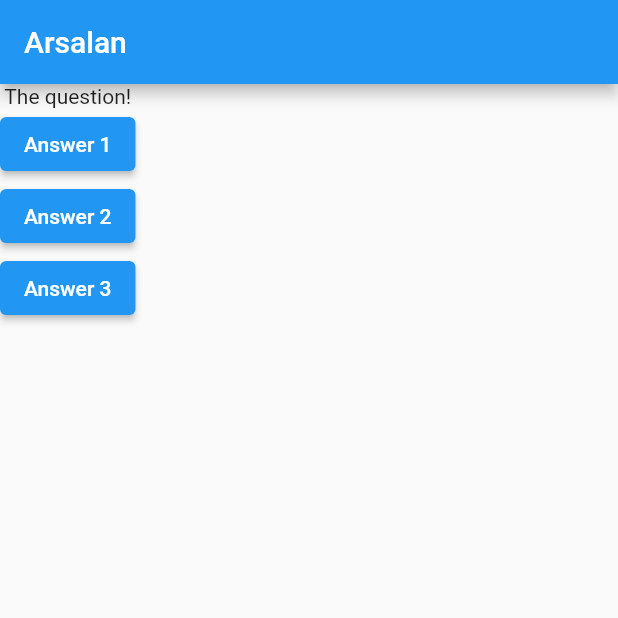
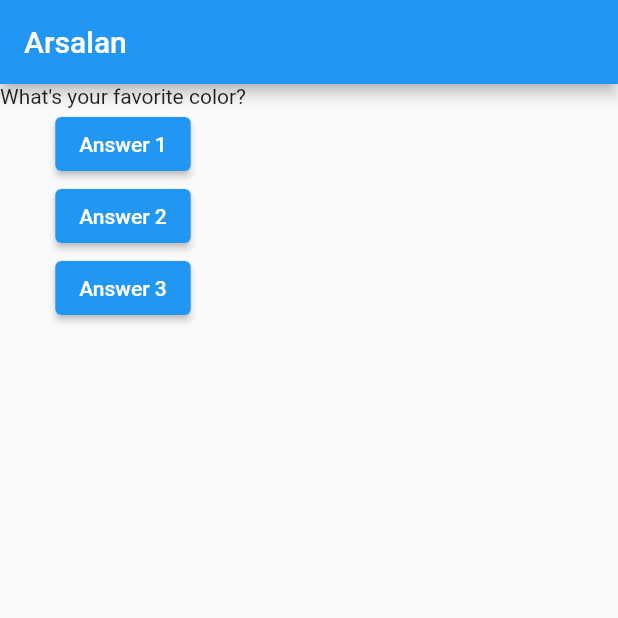
Before and after one commit to MalickArsalan/-Flutter-And-Dart-The-Complete-Guide, a Flutter app: the screen it shows after launch, after a tap on "Answer 1", on a phone screen of 412 x 824 dp, the top half of it. Run offline on Flutter 3.47's test engine with Material 2 defaults, Android fonts, the phone set to English and light mode, and no system bars.

Commit message:
Trying to Update Widget Data with StatelessWidget

```diff
--- a/2. Flutter Basics/Projects/flutter_complete_guide/lib/main.dart
+++ b/2. Flutter Basics/Projects/flutter_complete_guide/lib/main.dart
@@ -7,17 +7,19 @@ import 'package:flutter/material.dart';
 void main() => runApp(MyApp());
 
 class MyApp extends StatelessWidget {
-  final List<String> questions = [
-    'What\'s your favorite color?',
-    'What\'s your favorite animal?',
-  ];
+  var questionIndex = 0;
 
   void answerQuestion() {
-    print('Answer Chosen');
+    questionIndex = questionIndex + 1;
+    print(questionIndex);
   }
 
   @override
   Widget build(BuildContext context) {
+    var questions = [
+      'What\'s your favorite color?',
+      'What\'s your favorite animal?',
+    ];
     return MaterialApp(
       home: Scaffold(
           appBar: AppBar(
@@ -25,7 +27,7 @@ class MyApp extends StatelessWidget {
           ),
           body: Column(
             children: <Widget>[
-              Text('The question!'),
+              Text(questions[questionIndex]),
               ElevatedButton(
                 child: Text('Answer 1'),
                 onPressed: answerQuestion,
```
Also changed, not shown: 1 other file.
